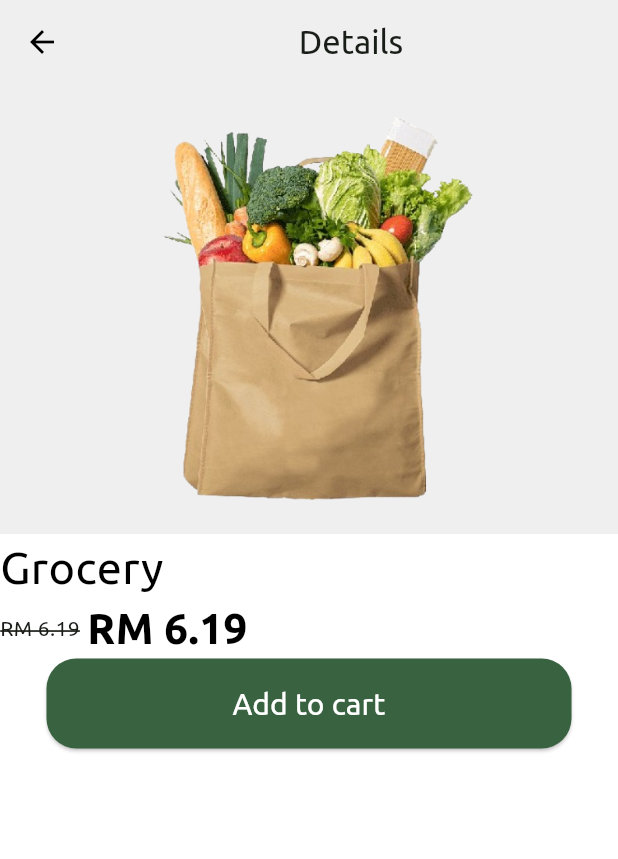
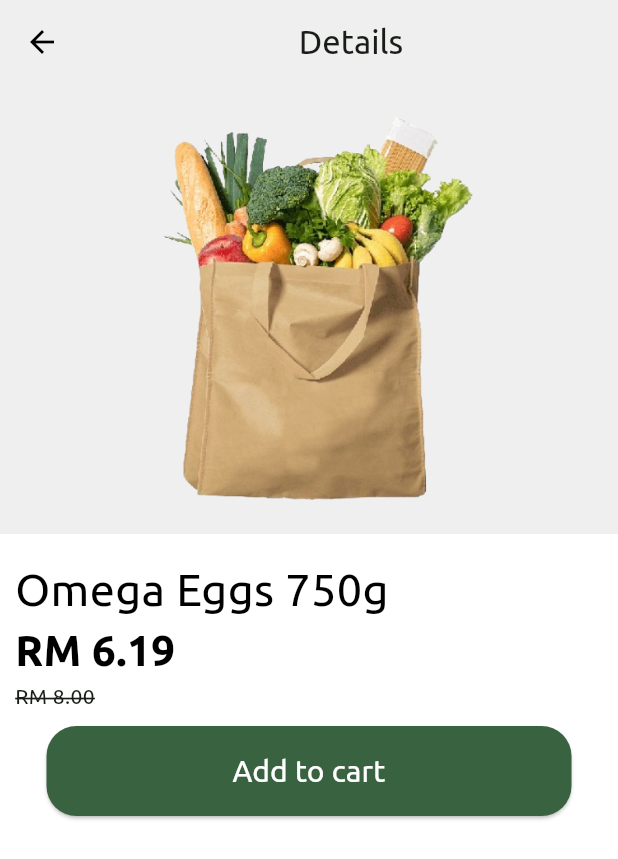
Before and after one commit to haiqalhasly/wastewise, a Flutter app: the Productdetail screen opened by its route, on a phone screen of 412 x 824 dp. Shown: the top 859 px of the screen. Run offline on Flutter 3.47's test engine with Material 3 defaults, Android fonts, the phone set to English and light mode, and no system bars; our stand-ins replace font_awesome_flutter; project files that could hold a hidden picture were left out.

Commit message:
finish detail page for now

```diff
--- a/wastewise/lib/pages/productDetail.dart
+++ b/wastewise/lib/pages/productDetail.dart
@@ -34,26 +34,31 @@ class Productdetail extends StatelessWidget {
               ),
             ),
           ),
-          const Text(
-            'Grocery',
-            style: TextStyle(color: Colors.black, fontSize: 30),
+          const Padding(
+            padding: EdgeInsets.only(top: 15, left: 10),
+            child: Text(
+              'Omega Eggs 750g',
+              style: TextStyle(color: Colors.black, fontSize: 30),
+            ),
           ),
-          const Row(mainAxisAlignment: MainAxisAlignment.start, children: [
-            Text(
-              'RM 6.19',
-              style: TextStyle(decoration: TextDecoration.lineThrough),
-            ),
-            SizedBox(
-              width: 5,
-            ),
-            Text(
+          const Padding(
+            padding: EdgeInsets.only(left: 10),
+            child: Text(
               'RM 6.19',
               style: TextStyle(
                   fontSize: 28,
                   color: Colors.black,
                   fontWeight: FontWeight.bold),
             ),
-          ]),
+          ),
+          const Padding(
+            padding: EdgeInsets.only(left: 10),
+            child: Text(
+              'RM 8.00',
+              style: TextStyle(decoration: TextDecoration.lineThrough),
+            ),
+          ),
+          const SizedBox(height: 10),
           Center(
             child: ElevatedButton(
                 onPressed: () {},
```
